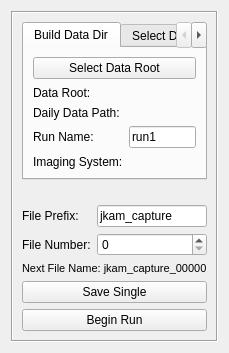
Before: the Qt Designer form ui_resources/saveboxwidget.ui in jagerber48/jkam_e6, drawn with Qt 5.
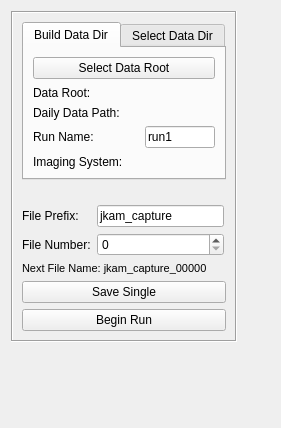
After: the same form once the commit is applied.

Patch:
```diff
--- a/ui_resources/saveboxwidget.ui
+++ b/ui_resources/saveboxwidget.ui
@@ -6,14 +6,27 @@
    <rect>
     <x>0</x>
     <y>0</y>
-    <width>220</width>
-    <height>339</height>
+    <width>281</width>
+    <height>428</height>
    </rect>
   </property>
   <property name="windowTitle">
    <string>Form</string>
   </property>
   <layout class="QGridLayout" name="gridLayout">
+   <item row="0" column="2">
+    <spacer name="horizontalSpacer">
+     <property name="orientation">
+      <enum>Qt::Horizontal</enum>
+     </property>
+     <property name="sizeHint" stdset="0">
+      <size>
+       <width>0</width>
+       <height>0</height>
+      </size>
+     </property>
+    </spacer>
+   </item>
    <item row="0" column="0" rowspan="2" colspan="2">
     <widget class="QFrame" name="frame">
      <property name="frameShape">
@@ -23,19 +36,19 @@
       <enum>QFrame::Sunken</enum>
      </property>
      <layout class="QGridLayout" name="gridLayout_2">
-      <item row="11" column="0" colspan="3">
-       <widget class="QLabel" name="file_path_label">
+      <item row="1" column="0" colspan="3">
+       <widget class="QLabel" name="data_dir_label">
         <property name="font">
          <font>
           <pointsize>8</pointsize>
          </font>
         </property>
         <property name="text">
-         <string>Next File Name: jkam_capture_00000</string>
+         <string/>
         </property>
        </widget>
       </item>
-      <item row="12" column="0" colspan="3">
+      <item row="5" column="0" colspan="3">
        <widget class="QPushButton" name="save_single_pushButton">
         <property name="text">
          <string>Save Single</string>
@@ -43,31 +56,13 @@
        </widget>
       </item>
       <item row="3" column="1" colspan="2">
-       <widget class="QLineEdit" name="file_prefix_lineEdit">
-        <property name="text">
-         <string>jkam_capture</string>
-        </property>
-       </widget>
-      </item>
-      <item row="18" column="0" colspan="3">
-       <widget class="QPushButton" name="run_pushButton">
-        <property name="text">
-         <string>Begin Run</string>
-        </property>
-        <property name="checkable">
-         <bool>true</bool>
-        </property>
-       </widget>
-      </item>
-      <item row="10" column="0">
-       <widget class="QLabel" name="file_number_label">
-        <property name="text">
-         <string>File Number:</string>
-        </property>
-       </widget>
-      </item>
-      <item row="10" column="1" colspan="2">
        <widget class="QSpinBox" name="file_number_spinBox">
+        <property name="maximumSize">
+         <size>
+          <width>127</width>
+          <height>16777215</height>
+         </size>
+        </property>
         <property name="minimum">
          <number>0</number>
         </property>
@@ -80,13 +75,26 @@
        </widget>
       </item>
       <item row="3" column="0">
-       <widget class="QLabel" name="file_prefix_label">
+       <widget class="QLabel" name="file_number_label">
         <property name="text">
-         <string>File Prefix:</string>
+         <string>File Number:</string>
         </property>
        </widget>
       </item>
-      <item row="1" column="0" colspan="3">
+      <item row="2" column="1" colspan="2">
+       <widget class="QLineEdit" name="file_prefix_lineEdit">
+        <property name="maximumSize">
+         <size>
+          <width>127</width>
+          <height>16777215</height>
+         </size>
+        </property>
+        <property name="text">
+         <string>jkam_capture</string>
+        </property>
+       </widget>
+      </item>
+      <item row="0" column="0" colspan="3">
        <widget class="QTabWidget" name="tabWidget">
         <property name="currentIndex">
          <number>0</number>
@@ -105,6 +113,12 @@
           </item>
           <item row="3" column="1">
            <widget class="QLineEdit" name="run_name_lineEdit">
+            <property name="maximumSize">
+             <size>
+              <width>70</width>
+              <height>16777215</height>
+             </size>
+            </property>
             <property name="text">
              <string>run1</string>
             </property>
@@ -177,21 +191,51 @@
         </widget>
        </widget>
       </item>
-      <item row="2" column="0" colspan="3">
-       <widget class="QLabel" name="data_dir_label">
+      <item row="6" column="0" colspan="3">
+       <widget class="QPushButton" name="run_pushButton">
+        <property name="text">
+         <string>Begin Run</string>
+        </property>
+        <property name="checkable">
+         <bool>true</bool>
+        </property>
+       </widget>
+      </item>
+      <item row="2" column="0">
+       <widget class="QLabel" name="file_prefix_label">
+        <property name="text">
+         <string>File Prefix:</string>
+        </property>
+       </widget>
+      </item>
+      <item row="4" column="0" colspan="3">
+       <widget class="QLabel" name="file_path_label">
         <property name="font">
          <font>
           <pointsize>8</pointsize>
          </font>
         </property>
         <property name="text">
-         <string/>
+         <string>Next File Name: jkam_capture_00000</string>
         </property>
        </widget>
       </item>
      </layout>
     </widget>
    </item>
+   <item row="2" column="0">
+    <spacer name="verticalSpacer">
+     <property name="orientation">
+      <enum>Qt::Vertical</enum>
+     </property>
+     <property name="sizeHint" stdset="0">
+      <size>
+       <width>0</width>
+       <height>0</height>
+      </size>
+     </property>
+    </spacer>
+   </item>
   </layout>
  </widget>
  <resources/>
```
